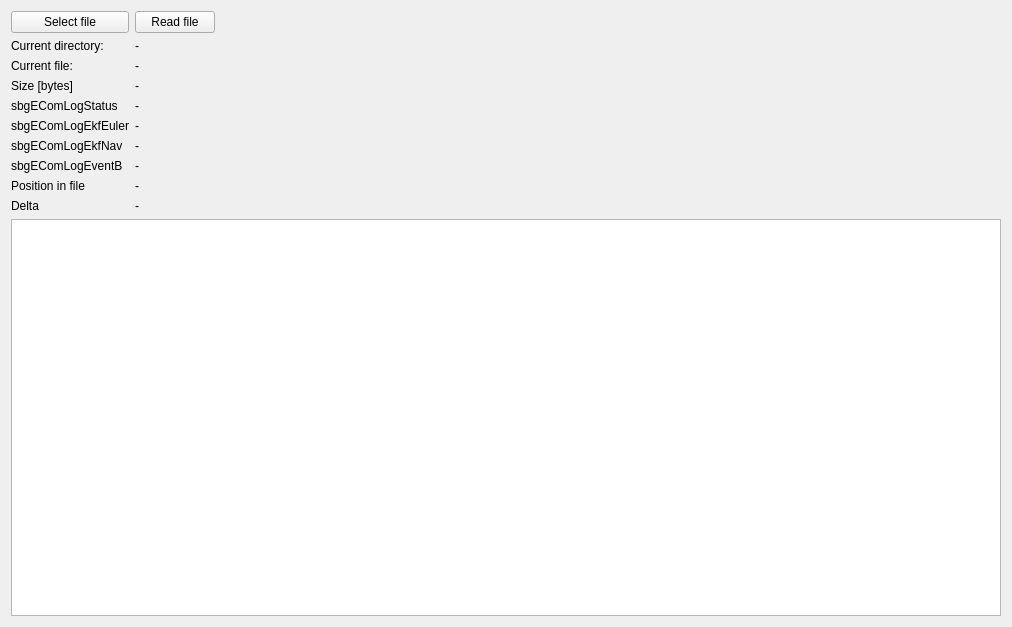
First picture: the form in sbgreadfile.ui, repository p-leroy/libsbg, before the edit.
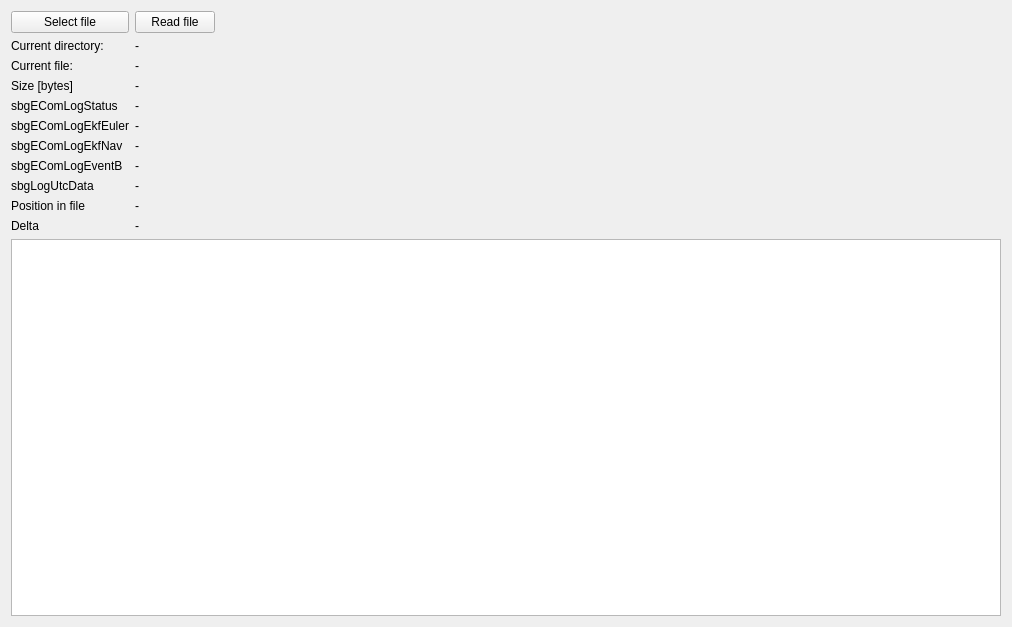
Second picture: the form after the edit.

Commit message: sbgLogUtcData added to sbgreadfile

The edit to the form file:
```diff
--- a/sbgreadfile.ui
+++ b/sbgreadfile.ui
@@ -23,14 +23,14 @@
        </property>
       </widget>
      </item>
-     <item row="8" column="1">
+     <item row="9" column="1">
       <widget class="QLabel" name="label_position">
        <property name="text">
         <string>-</string>
        </property>
       </widget>
      </item>
-     <item row="8" column="0">
+     <item row="9" column="0">
       <widget class="QLabel" name="label_5">
        <property name="text">
         <string>Position in file</string>
@@ -128,14 +128,14 @@
        </property>
       </widget>
      </item>
-     <item row="9" column="0">
+     <item row="10" column="0">
       <widget class="QLabel" name="label_9">
        <property name="text">
         <string>Delta</string>
        </property>
       </widget>
      </item>
-     <item row="9" column="1">
+     <item row="10" column="1">
       <widget class="QLabel" name="label_delta">
        <property name="text">
         <string>-</string>
@@ -156,6 +156,20 @@
        </property>
       </widget>
      </item>
+     <item row="8" column="0">
+      <widget class="QLabel" name="label_10">
+       <property name="text">
+        <string>sbgLogUtcData</string>
+       </property>
+      </widget>
+     </item>
+     <item row="8" column="1">
+      <widget class="QLabel" name="label_sbgLogUtcData">
+       <property name="text">
+        <string>-</string>
+       </property>
+      </widget>
+     </item>
     </layout>
    </item>
    <item row="0" column="1">
```
The commit also changes 4 other files.
